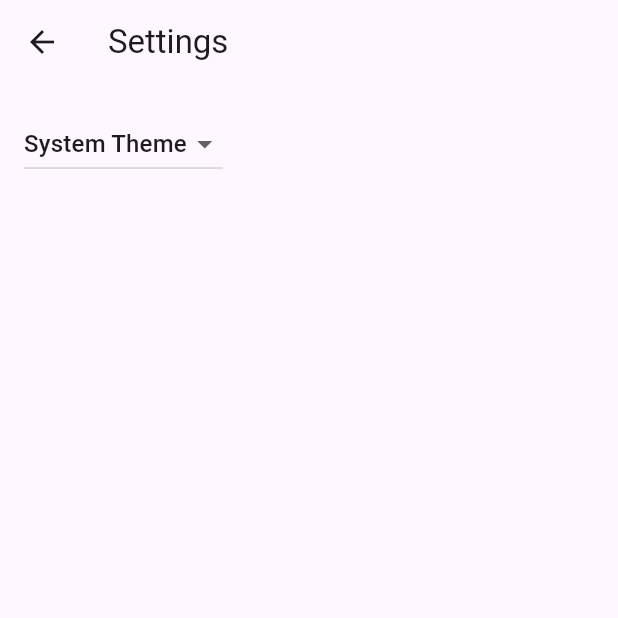
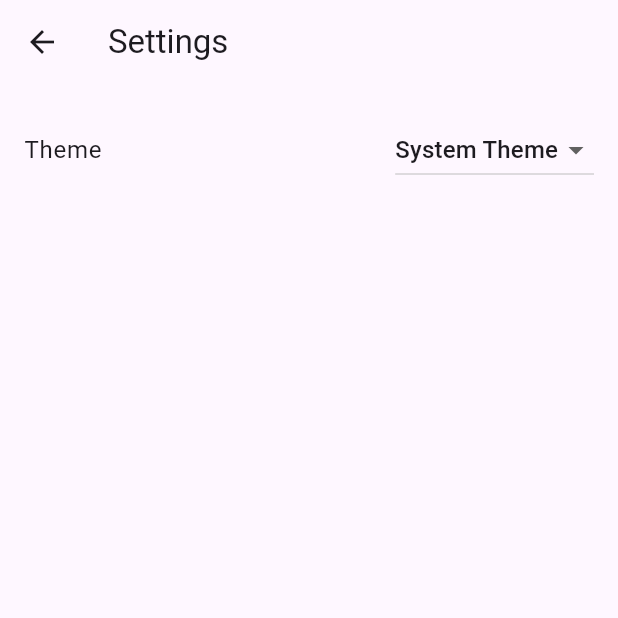
Before and after one commit to dhzdhd/exptrack, a Flutter app: the screen it shows after launch, after a tap on the "settings" icon, on a phone screen of 412 x 824 dp, the top half of it. Run offline on Flutter 3.47's test engine with Material 3 defaults, Android fonts, the phone set to English and light mode, and no system bars; our stand-ins replace flutter_local_notifications, flutter_riverpod, fpdart, freezed_annotation, riverpod_annotation; missing offline and left inert: flutter_background_service, flutter_background_service_android, notification_listener_service; generated files the repository leaves out were written again.

Commit message:
Migrate settings to riverpod

```diff
--- a/lib/main.dart
+++ b/lib/main.dart
@@ -9,8 +9,7 @@ import 'package:flutter_riverpod/flutter_riverpod.dart';
 import 'package:notification_listener_service/notification_listener_service.dart';
 
 import 'src/app.dart';
-import 'src/settings/settings_controller.dart';
-import 'src/settings/settings_service.dart';
+import 'src/settings/controllers/settings_controller.dart';
 
 void main() async {
   WidgetsFlutterBinding.ensureInitialized();
@@ -26,9 +25,6 @@ void main() async {
           AndroidFlutterLocalNotificationsPlugin>()
       ?.requestExactAlarmsPermission();
 
-  final settingsController = SettingsController(SettingsService());
-  await settingsController.loadSettings();
-
   if (!(await NotificationListenerService.isPermissionGranted())) {
     await NotificationListenerService.requestPermission();
   }
@@ -36,7 +32,7 @@ void main() async {
     print("Current notification: $event");
   });
 
-  runApp(ProviderScope(child: MyApp(settingsController: settingsController)));
+  runApp(ProviderScope(child: MyApp()));
 }
 
 const notificationChannelId = 'foreground';
--- a/lib/src/app.dart
+++ b/lib/src/app.dart
@@ -2,23 +2,20 @@ import 'package:exptrack/src/home/views/home.dart';
 import 'package:flutter/material.dart';
 import 'package:flutter_gen/gen_l10n/app_localizations.dart';
 import 'package:flutter_localizations/flutter_localizations.dart';
+import 'package:flutter_riverpod/flutter_riverpod.dart';
 
-import 'settings/settings_controller.dart';
-import 'settings/settings_view.dart';
+import 'settings/controllers/settings_controller.dart';
+import 'settings/views/settings_view.dart';
 
-class MyApp extends StatelessWidget {
+class MyApp extends ConsumerWidget {
   const MyApp({
     super.key,
-    required this.settingsController,
   });
 
-  final SettingsController settingsController;
+  @override
+  Widget build(BuildContext context, WidgetRef ref) {
+    final settings = ref.watch(settingsProvider);
 
-  @override
-  Widget build(BuildContext context) {
-    return ListenableBuilder(
-      listenable: settingsController,
-      builder: (BuildContext context, Widget? child) {
     return MaterialApp(
       restorationScopeId: 'app',
       debugShowCheckedModeBanner: false,
@@ -35,20 +32,17 @@ class MyApp extends StatelessWidget {
           AppLocalizations.of(context)!.appTitle,
       theme: ThemeData(),
       darkTheme: ThemeData.dark(),
-          themeMode: settingsController.themeMode,
+      themeMode: settings.theme,
       onGenerateRoute: (RouteSettings routeSettings) {
         return MaterialPageRoute<void>(
           settings: routeSettings,
           builder: (BuildContext context) => switch (routeSettings.name) {
-                SettingsView.routeName =>
-                  SettingsView(controller: settingsController),
+            SettingsView.routeName => const SettingsView(),
             HomeView.routeName => const HomeView(),
             _ => const HomeView(),
           },
         );
       },
     );
-      },
-    );
   }
 }
--- a/lib/src/home/views/home.dart
+++ b/lib/src/home/views/home.dart
@@ -1,8 +1,8 @@
-import 'package:exptrack/src/home/pages/expenses.dart';
-import 'package:exptrack/src/home/pages/subscriptions.dart';
+import 'package:exptrack/src/home/views/pages/expenses.dart';
+import 'package:exptrack/src/home/views/pages/subscriptions.dart';
 import 'package:flutter/material.dart';
 
-import '../../settings/settings_view.dart';
+import '../../settings/views/settings_view.dart';
 import 'package:exptrack/utils.dart';
 
 enum Page {
--- /dev/null
+++ b/lib/src/settings/controllers/settings_controller.dart
@@ -0,0 +1,15 @@
+import 'package:exptrack/src/settings/models/settings_model.dart';
+import 'package:flutter/material.dart';
+import 'package:riverpod_annotation/riverpod_annotation.dart';
+
+part 'settings_controller.g.dart';
+
+@riverpod
+class Settings extends _$Settings {
+  @override
+  SettingsModel build() => const SettingsModel(theme: ThemeMode.system);
+
+  Future<void> updateThemeMode(ThemeMode? theme) async {
+    state = state.copyWith(theme: theme!);
+  }
+}
--- /dev/null
+++ b/lib/src/settings/models/settings_model.dart
@@ -0,0 +1,15 @@
+import 'package:flutter/material.dart';
+import 'package:freezed_annotation/freezed_annotation.dart';
+
+part 'settings_model.freezed.dart';
+part 'settings_model.g.dart';
+
+@freezed
+class SettingsModel with _$SettingsModel {
+  const factory SettingsModel({
+    required ThemeMode theme,
+  }) = _SettingsModel;
+
+  factory SettingsModel.fromJson(Map<String, Object?> json) =>
+      _$SettingsModelFromJson(json);
+}
--- a/lib/src/settings/settings_controller.dart
+++ /dev/null
@@ -1,30 +0,0 @@
-import 'package:flutter/material.dart';
-
-import 'settings_service.dart';
-
-class SettingsController with ChangeNotifier {
-  SettingsController(this._settingsService);
-
-  final SettingsService _settingsService;
-  late ThemeMode _themeMode;
-
-  ThemeMode get themeMode => _themeMode;
-
-  Future<void> loadSettings() async {
-    _themeMode = await _settingsService.themeMode();
-
-    notifyListeners();
-  }
-
-  Future<void> updateThemeMode(ThemeMode? newThemeMode) async {
-    if (newThemeMode == null) return;
-
-    if (newThemeMode == _themeMode) return;
-
-    _themeMode = newThemeMode;
-
-    notifyListeners();
-
-    await _settingsService.updateThemeMode(newThemeMode);
-  }
-}
--- a/lib/src/settings/settings_service.dart
+++ /dev/null
@@ -1,7 +0,0 @@
-import 'package:flutter/material.dart';
-
-class SettingsService {
-  Future<ThemeMode> themeMode() async => ThemeMode.system;
-
-  Future<void> updateThemeMode(ThemeMode theme) async {}
-}
--- a/lib/src/settings/settings_view.dart
+++ /dev/null
@@ -1,41 +0,0 @@
-import 'package:flutter/material.dart';
-
-import 'settings_controller.dart';
-
-class SettingsView extends StatelessWidget {
-  const SettingsView({super.key, required this.controller});
-
-  static const routeName = '/settings';
-
-  final SettingsController controller;
-
-  @override
-  Widget build(BuildContext context) {
-    return Scaffold(
-      appBar: AppBar(
-        title: const Text('Settings'),
-      ),
-      body: Padding(
-        padding: const EdgeInsets.all(16),
-        child: DropdownButton<ThemeMode>(
-          value: controller.themeMode,
-          onChanged: controller.updateThemeMode,
-          items: const [
-            DropdownMenuItem(
-              value: ThemeMode.system,
-              child: Text('System Theme'),
-            ),
-            DropdownMenuItem(
-              value: ThemeMode.light,
-              child: Text('Light Theme'),
-            ),
-            DropdownMenuItem(
-              value: ThemeMode.dark,
-              child: Text('Dark Theme'),
-            )
-          ],
-        ),
-      ),
-    );
-  }
-}
--- /dev/null
+++ b/lib/src/settings/views/settings_view.dart
@@ -0,0 +1,51 @@
+import 'package:flutter/material.dart';
+import 'package:flutter_riverpod/flutter_riverpod.dart';
+
+import '../controllers/settings_controller.dart';
+
+class SettingsView extends ConsumerWidget {
+  const SettingsView({super.key});
+
+  static const routeName = '/settings';
+
+  @override
+  Widget build(BuildContext context, WidgetRef ref) {
+    final settings = ref.watch(settingsProvider);
+    final settingsNotifier = ref.read(settingsProvider.notifier);
+
+    return Scaffold(
+      appBar: AppBar(
+        title: const Text('Settings'),
+      ),
+      body: Padding(
+        padding: const EdgeInsets.all(16),
+        child: ListView(
+          children: [
+            ListTile(
+              title: const Text('Theme'),
+              trailing: DropdownButton<ThemeMode>(
+                value: settings.theme,
+                onChanged: settingsNotifier.updateThemeMode,
+                items: const [
+                  DropdownMenuItem(
+                    value: ThemeMode.system,
+                    child: Text('System Theme'),
+                  ),
+                  DropdownMenuItem(
+                    value: ThemeMode.light,
+                    child: Text('Light Theme'),
+                  ),
+                  DropdownMenuItem(
+                    value: ThemeMode.dark,
+                    child: Text('Dark Theme'),
+                  )
+                ],
+              ),
+              contentPadding: EdgeInsets.zero,
+            ),
+          ],
+        ),
+      ),
+    );
+  }
+}
```
Also changed, not shown: lib/src/home/views/pages/expenses.dart (renamed from lib/src/home/pages/expenses.dart), lib/src/home/views/pages/subscriptions.dart (renamed from lib/src/home/pages/subscriptions.dart), lib/src/settings/controllers/settings_controller.g.dart (added), lib/src/settings/models/settings_model.freezed.dart (added), lib/src/settings/models/settings_model.g.dart (added). Lines whose indentation alone changed are shown as unchanged.
